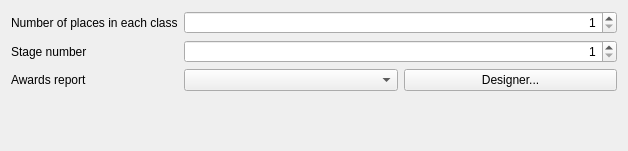
Qt form quickevent/app/quickevent/plugins/Runs/src/printawardsoptionsdialogwidget.ui (arnost00/quickbox) before a commit.
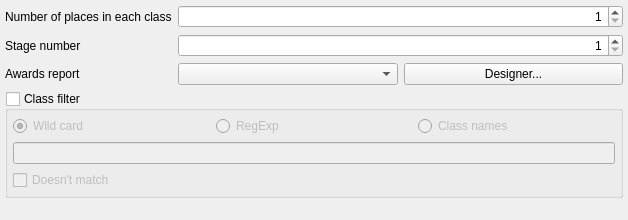
The same form after that commit.

Commit message: feat: adjust designer for Runs tab, qml files need check

Patch:
```diff
--- a/quickevent/app/quickevent/plugins/Runs/src/printawardsoptionsdialogwidget.ui
+++ b/quickevent/app/quickevent/plugins/Runs/src/printawardsoptionsdialogwidget.ui
@@ -7,12 +7,17 @@
     <x>0</x>
     <y>0</y>
     <width>628</width>
-    <height>151</height>
+    <height>220</height>
    </rect>
   </property>
   <property name="windowTitle">
    <string>Dialog</string>
   </property>
+  <layout class="QVBoxLayout" name="verticalLayout">
+   <property name="margin">
+    <number>5</number>
+   </property>
+   <item>
   <layout class="QFormLayout" name="formLayout">
    <item row="0" column="0">
     <widget class="QLabel" name="label">
@@ -76,6 +81,91 @@
     </layout>
    </item>
   </layout>
+   </item>
+   <item>
+    <widget class="QGroupBox" name="grpClassFilter">
+     <property name="title">
+      <string>Class filter</string>
+     </property>
+     <property name="checkable">
+      <bool>true</bool>
+     </property>
+     <property name="checked">
+      <bool>false</bool>
+     </property>
+     <layout class="QGridLayout" name="gridLayout">
+      <property name="leftMargin">
+       <number>5</number>
+      </property>
+      <property name="topMargin">
+       <number>5</number>
+      </property>
+      <property name="rightMargin">
+       <number>5</number>
+      </property>
+      <property name="bottomMargin">
+       <number>5</number>
+      </property>
+      <item row="0" column="0">
+       <widget class="QRadioButton" name="btWildCard">
+        <property name="toolTip">
+         <string>An question mark (?) in pattern stands for (matches) any single character; a asterisk (*) matches any sequence of zero or more characters.</string>
+        </property>
+        <property name="text">
+         <string>Wild card</string>
+        </property>
+        <property name="checked">
+         <bool>true</bool>
+        </property>
+       </widget>
+      </item>
+      <item row="0" column="1">
+       <widget class="QRadioButton" name="btRegExp">
+        <property name="toolTip">
+         <string>Posix regular expression</string>
+        </property>
+        <property name="text">
+         <string>RegExp</string>
+        </property>
+       </widget>
+      </item>
+      <item row="0" column="2">
+       <widget class="QRadioButton" name="btClassNames">
+        <property name="toolTip">
+         <string>Comma delimited list of class names</string>
+        </property>
+        <property name="text">
+         <string>Class names</string>
+        </property>
+       </widget>
+      </item>
+      <item row="1" column="0" colspan="3">
+       <widget class="QLineEdit" name="edFilter"/>
+      </item>
+      <item row="2" column="0" colspan="3">
+       <widget class="QCheckBox" name="chkClassFilterDoesntMatch">
+        <property name="text">
+         <string>Doesn't match</string>
+        </property>
+       </widget>
+      </item>
+     </layout>
+    </widget>
+   </item>
+   <item>
+    <spacer name="verticalSpacer">
+     <property name="orientation">
+      <enum>Qt::Vertical</enum>
+     </property>
+     <property name="sizeHint" stdset="0">
+      <size>
+       <width>20</width>
+       <height>0</height>
+      </size>
+     </property>
+    </spacer>
+   </item>
+  </layout>
  </widget>
  <tabstops>
   <tabstop>edNumPlaces</tabstop>
```
Left out of the diff: 6 changed lines with no effect on the pictures. Lines whose indentation alone changed are shown as unchanged. The commit also changes 10 other files.
